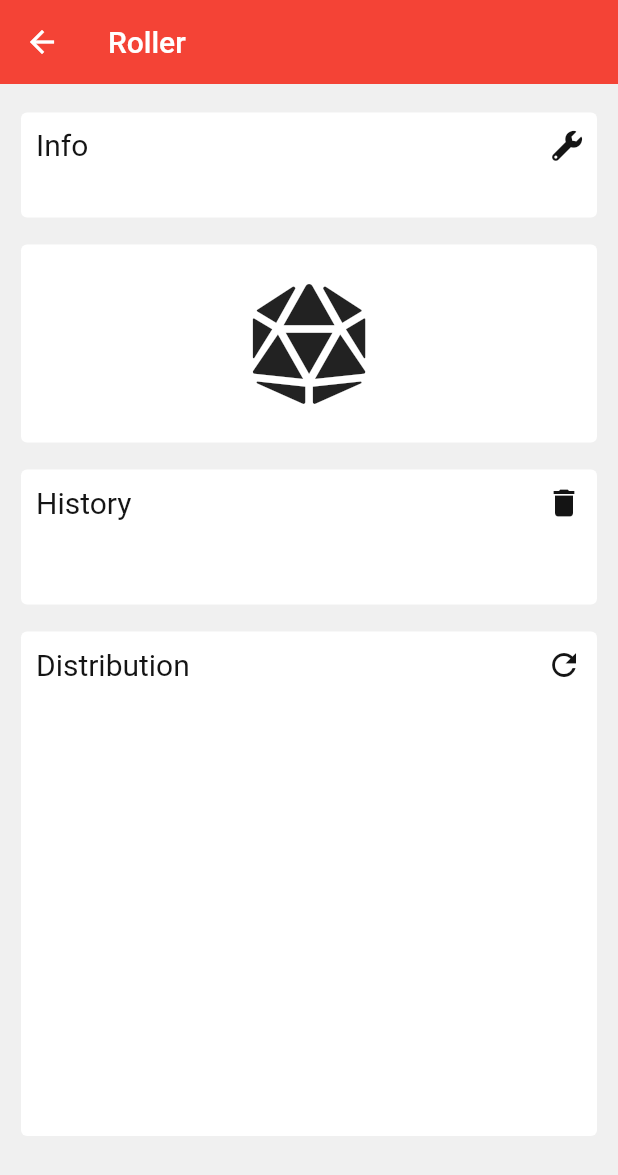
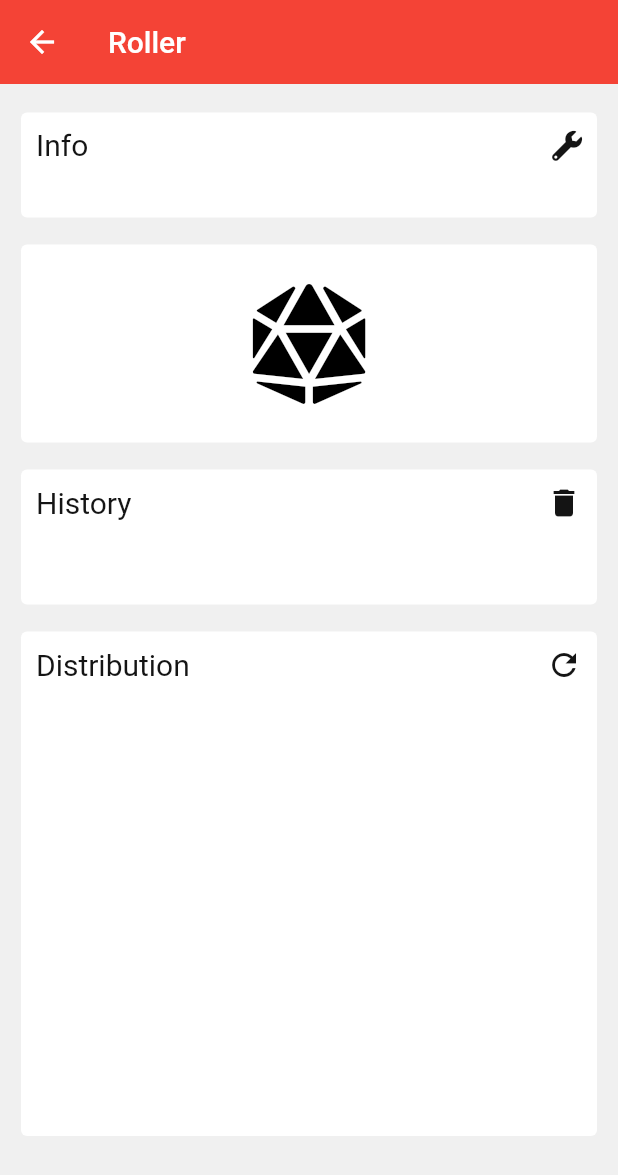
Before and after one commit to rijkdw/rpg-dice-app, a Flutter app: the DiceRollerScreen screen opened directly with empty values, on a phone screen of 412 x 824 dp. Shown: the top 1175 px of the screen. Run offline on Flutter 3.47's test engine with Material 2 defaults, Android fonts, the phone set to English and light mode, and no system bars; drawn by our look-alikes of fl_chart; our stand-ins replace font_awesome_flutter, shared_preferences; accounts and stored records are empty; statements that could not run were skipped.

Commit message:
Not much to say

```diff
--- a/lib/components/dice_roller_interface/dice_counter.dart
+++ b/lib/components/dice_roller_interface/dice_counter.dart
@@ -56,7 +56,7 @@ class _DiceCounterState extends State<DiceCounter> {
     var theme = Provider.of<ThemeManager>(context).theme;
 
     var labelStyle = TextStyle(
-      color: theme.rollerHistoryLabelColor,
+      color: theme.rollerCardHeadingColor,
       fontSize: 20,
     );
 
@@ -65,9 +65,6 @@ class _DiceCounterState extends State<DiceCounter> {
     // =================================================================================================
 
     Widget _buildRow(int value) {
-      var valueStyle = TextStyle(fontSize: 18);
-      var countStyle = TextStyle(fontSize: 18);
-      var percentageStyle = TextStyle(fontSize: 18);
       return Row(
         mainAxisAlignment: MainAxisAlignment.spaceBetween,
         children: [
@@ -75,19 +72,19 @@ class _DiceCounterState extends State<DiceCounter> {
             width: 100,
             child: Text(
               '$value:',
-              style: valueStyle,
+              style: TextStyle(fontSize: 18, color: theme.genericPrimaryTextColor),
             ),
           ),
           Container(
             width: 100,
             child: Text(
-              '${map[value]}',
-              style: countStyle,
+              '${map[value]}/${widget.numRepeats}',
+              style: TextStyle(fontSize: 18, color: theme.genericPrimaryTextColor),
             ),
           ),
           Text(
             '${map[value] / utils.roundToNDecimals(sumList(map.values.toList()) / 100, 3)}%',
-            style: percentageStyle,
+            style: TextStyle(fontSize: 18, color: theme.genericPrimaryTextColor),
           ),
         ],
       );
@@ -183,7 +180,7 @@ class _DiceCounterState extends State<DiceCounter> {
               InkWell(
                 child: Icon(
                   Icons.refresh,
-                  color: theme.rollerHistoryLabelColor,
+                  color: theme.rollerCardHeadingColor,
                 ),
                 onTap: () {
                   setState(() {
--- a/lib/components/dice_roller_interface/dice_roller_interface.dart
+++ b/lib/components/dice_roller_interface/dice_roller_interface.dart
@@ -68,7 +68,7 @@ class _DiceRollerInterfaceState extends State<DiceRollerInterface> {
     );
 
     var labelStyle = TextStyle(
-      color: theme.rollerHistoryLabelColor,
+      color: theme.rollerCardHeadingColor,
       fontSize: 20,
     );
 
@@ -137,7 +137,7 @@ class _DiceRollerInterfaceState extends State<DiceRollerInterface> {
                               child: Icon(
                                 FontAwesomeIcons.wrench,
                                 size: 20,
-                                color: theme.rollerHistoryLabelColor,
+                                color: theme.rollerCardHeadingColor,
                               ),
                               onTap: () {
                                 // open the other dialog
@@ -209,7 +209,11 @@ class _DiceRollerInterfaceState extends State<DiceRollerInterface> {
                                 Container(
                                   height: 112,
                                   alignment: Alignment.center,
-                                  child: FaIcon(FontAwesomeIcons.diceD20, size: 80),
+                                  child: FaIcon(
+                                    FontAwesomeIcons.diceD20,
+                                    size: 80,
+                                    color: theme.genericPrimaryTextColor,
+                                  ),
                                 ),
                               ],
                       ),
--- a/lib/components/dice_roller_interface/roll_history.dart
+++ b/lib/components/dice_roller_interface/roll_history.dart
@@ -18,7 +18,7 @@ class RollHistory extends StatelessWidget {
     var theme = Provider.of<ThemeManager>(context).theme;
 
     var historyLabelStyle = TextStyle(
-      color: theme.rollerHistoryLabelColor,
+      color: theme.rollerCardHeadingColor,
       fontSize: 20,
     );
 
@@ -38,7 +38,7 @@ class RollHistory extends StatelessWidget {
             InkWell(
               child: Icon(
                 Icons.delete,
-                color: theme.rollerHistoryLabelColor,
+                color: theme.rollerCardHeadingColor,
               ),
               onTap: () {
                 Provider.of<HistoryManager>(context, listen: false).clearHistory(id);
--- a/lib/components/my_drawer.dart
+++ b/lib/components/my_drawer.dart
@@ -43,6 +43,8 @@ class MyDrawer extends StatelessWidget {
       iconData: Icons.settings,
       onTap: () {},
     );
+
+    // TODO help menu item
 
     var balanceMenuItem = _MenuListTile(
       text: "Balance",
--- a/lib/managers/theme_manager.dart
+++ b/lib/managers/theme_manager.dart
@@ -15,7 +15,7 @@ class ThemeManager extends ChangeNotifier {
       genericCanvasColor: Color.fromRGBO(240, 240, 240, 1),
       genericButtonTextColor: Colors.white,
       genericButtonColor: Colors.red,
-      genericTextColor: Colors.black,
+      genericPrimaryTextColor: Colors.black,
       genericCardColor: Colors.white,
       // drawer
       drawerHeaderColor: Colors.red,
@@ -39,7 +39,7 @@ class ThemeManager extends ChangeNotifier {
       rollerNameAndExpressionColor: ColorPalette.darkGray,
       rollerHistoryResultColor: Colors.black,
       rollerTotalColor: Colors.black,
-      rollerHistoryLabelColor: ColorPalette.darkGray,
+      rollerCardHeadingColor: ColorPalette.darkGray,
       rollerDiscardedColor: ColorPalette.gray160,
       // menu popup
       menuPopupListTileTextColor: Colors.black,
@@ -64,7 +64,7 @@ class ThemeManager extends ChangeNotifier {
       genericButtonColor: Colors.red,
       genericButtonTextColor: Colors.white,
       genericCanvasColor: ColorPalette.darkGray,
-      genericTextColor: Colors.white,
+      genericPrimaryTextColor: Colors.white,
       genericCardColor: ColorPalette.medGray,
       // drawer
       drawerHeaderColor: ColorPalette.medGray,
@@ -86,7 +86,7 @@ class ThemeManager extends ChangeNotifier {
       // dice roller popup
       rollerPopupBackgroundColor: ColorPalette.medGray,
       rollerNameAndExpressionColor: ColorPalette.white225,
-      rollerHistoryLabelColor: ColorPalette.white180,
+      rollerCardHeadingColor: ColorPalette.white180,
       rollerTotalColor: Colors.white,
       rollerHistoryResultColor: ColorPalette.white225,
       rollerDiscardedColor: ColorPalette.lightGray,
--- a/lib/objects/my_app_theme.dart
+++ b/lib/objects/my_app_theme.dart
@@ -7,7 +7,8 @@ class MyAppTheme {
   Color genericCanvasColor;
   Color genericButtonColor;
   Color genericButtonTextColor;
-  Color genericTextColor;
+  Color genericPrimaryTextColor;
+  Color genericSecondaryTextColor;
   Color genericCardColor;
 
   // drawer
@@ -34,7 +35,7 @@ class MyAppTheme {
   // dice roller popup
   Color rollerPopupBackgroundColor;
   Color rollerNameAndExpressionColor;
-  Color rollerHistoryLabelColor;
+  Color rollerCardHeadingColor;
   Color rollerDiscardedColor;
   Color rollerTotalColor;
   Color rollerHistoryResultColor;
@@ -65,7 +66,8 @@ class MyAppTheme {
     this.genericCanvasColor,
     this.genericButtonColor,
     this.genericButtonTextColor,
-    this.genericTextColor,
+    this.genericPrimaryTextColor,
+    this.genericSecondaryTextColor,
     this.genericCardColor,
     // drawer
     this.drawerHeaderColor,
@@ -87,7 +89,7 @@ class MyAppTheme {
     // dice roller
     this.rollerPopupBackgroundColor,
     this.rollerNameAndExpressionColor,
-    this.rollerHistoryLabelColor,
+    this.rollerCardHeadingColor,
     this.rollerHistoryResultColor,
     this.rollerTotalColor,
     this.rollerDiscardedColor,
--- a/lib/screens/balance_screen.dart
+++ b/lib/screens/balance_screen.dart
@@ -113,7 +113,7 @@ class _BalanceScreenState extends State<BalanceScreen> {
             Text(
               headingText,
               textAlign: TextAlign.center,
-              style: TextStyle(fontSize: 18, color: theme.genericTextColor),
+              style: TextStyle(fontSize: 18, color: theme.genericPrimaryTextColor),
             ),
             SizedBox(height: 15),
             RaisedButton(
```
